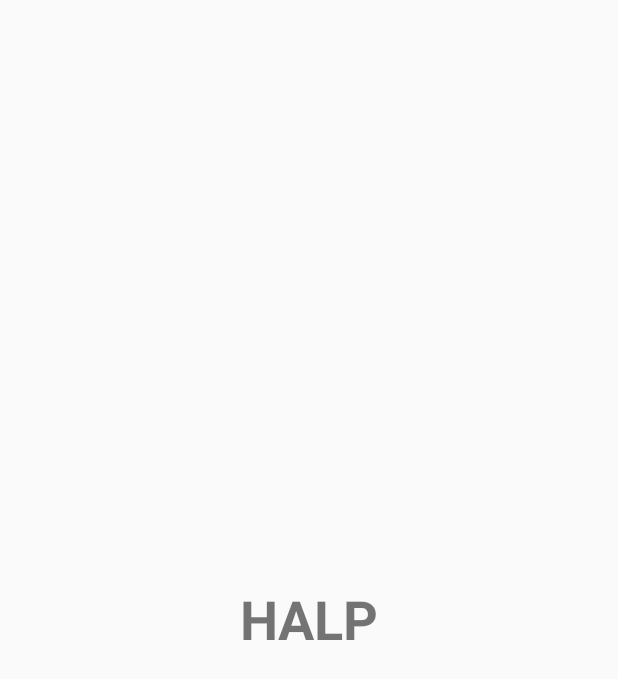
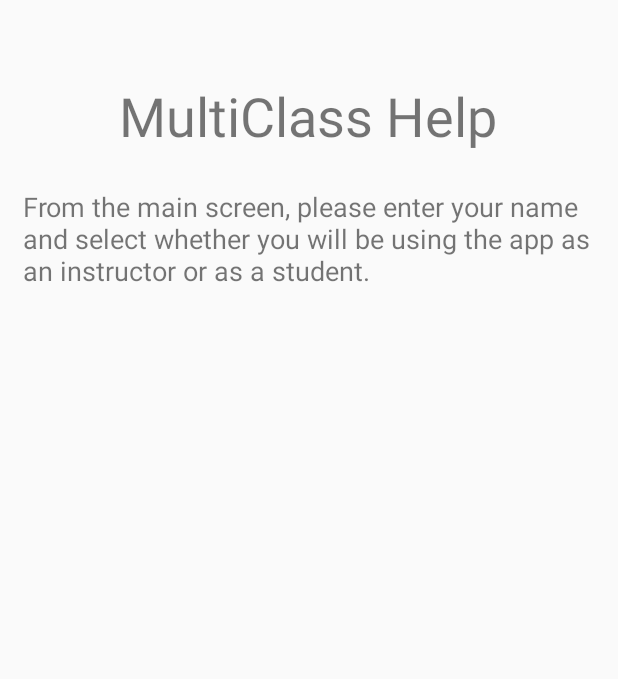
Before and after one commit to drsutherin/ceg-4410group3, an Android app: the layout activity_help.xml on its own in the app's theme, with its tools: preview values and no code run, on a phone screen of 412 x 824 dp. Shown: the top 679 px of the screen. Run offline under Robolectric (Android 15) with nearby library versions, the phone set to English and light mode, and no system bars.

Commit message:
Adds simple help activity

```diff
--- a/app/src/main/AndroidManifest.xml
+++ b/app/src/main/AndroidManifest.xml
@@ -16,6 +16,7 @@
                 <category android:name="android.intent.category.LAUNCHER" />
             </intent-filter>
         </activity>
+        <activity android:name=".Help"></activity>
     </application>
 
 </manifest>
--- a/app/src/main/java/ceg4410/wright/edu/myapplication/HelpActivity.java
+++ b/app/src/main/java/ceg4410/wright/edu/myapplication/Help.java
@@ -1,17 +1,9 @@
 package ceg4410.wright.edu.myapplication;
 
+import android.support.v7.app.AppCompatActivity;
 import android.os.Bundle;
-import android.support.v7.app.AppCompatActivity;
-import android.view.View;
-import android.content.Intent;
 
-
-/**
- * Created by David Sutherin on 2/15/2018.
- */
-
-class HelpActivity extends AppCompatActivity {
-
+public class Help extends AppCompatActivity {
 
     @Override
     protected void onCreate(Bundle savedInstanceState) {
--- a/app/src/main/java/ceg4410/wright/edu/myapplication/MainActivity.java
+++ b/app/src/main/java/ceg4410/wright/edu/myapplication/MainActivity.java
@@ -14,7 +14,7 @@ public class MainActivity extends AppCompatActivity {
     }
 
     public void openHelpScreen(View view){
-        Intent intent = new Intent(this, HelpActivity.class);
+        Intent intent = new Intent(this, Help.class);
         startActivity(intent);
     }
 }
--- a/app/src/main/res/layout/activity_help.xml
+++ b/app/src/main/res/layout/activity_help.xml
@@ -4,18 +4,30 @@
     xmlns:tools="http://schemas.android.com/tools"
     android:layout_width="match_parent"
     android:layout_height="match_parent"
-    tools:context="ceg4410.wright.edu.myapplication.HelpActivity"
-    tools:layout_editor_absoluteY="81dp">
+    tools:context="ceg4410.wright.edu.myapplication.Help">
 
     <TextView
         android:id="@+id/textView2"
         android:layout_width="wrap_content"
         android:layout_height="wrap_content"
-        android:text="HALP"
+        android:layout_marginTop="32dp"
+        android:text="MultiClass Help"
         android:textSize="36sp"
-        android:textStyle="bold"
         app:layout_constraintBottom_toBottomOf="parent"
+        app:layout_constraintHorizontal_bias="0.496"
         app:layout_constraintLeft_toLeftOf="parent"
         app:layout_constraintRight_toRightOf="parent"
-        app:layout_constraintTop_toTopOf="parent" />
+        app:layout_constraintTop_toTopOf="parent"
+        app:layout_constraintVertical_bias="0.028" />
+
+    <TextView
+        android:id="@+id/textView3"
+        android:layout_width="382dp"
+        android:layout_height="87dp"
+        android:layout_marginTop="24dp"
+        android:text="From the main screen, please enter your name and select whether you will be using the app as an instructor or as a student."
+        android:textSize="18sp"
+        app:layout_constraintLeft_toLeftOf="parent"
+        app:layout_constraintRight_toRightOf="parent"
+        app:layout_constraintTop_toBottomOf="@+id/textView2" />
 </android.support.constraint.ConstraintLayout>
```
